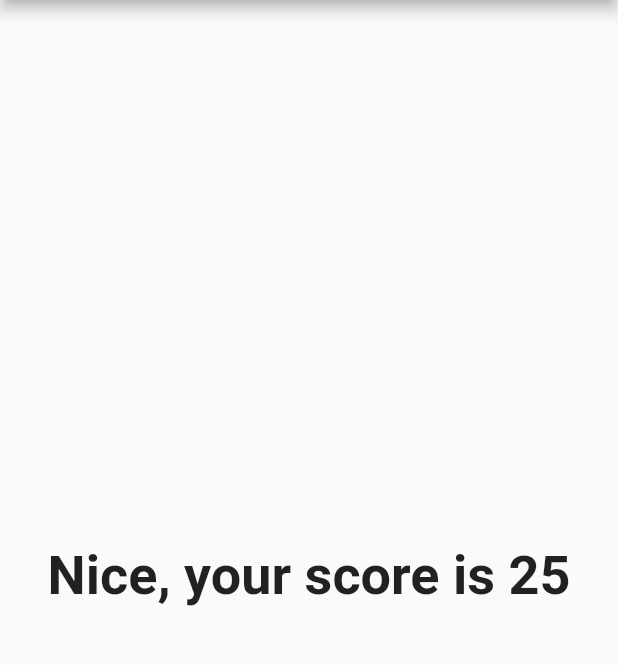
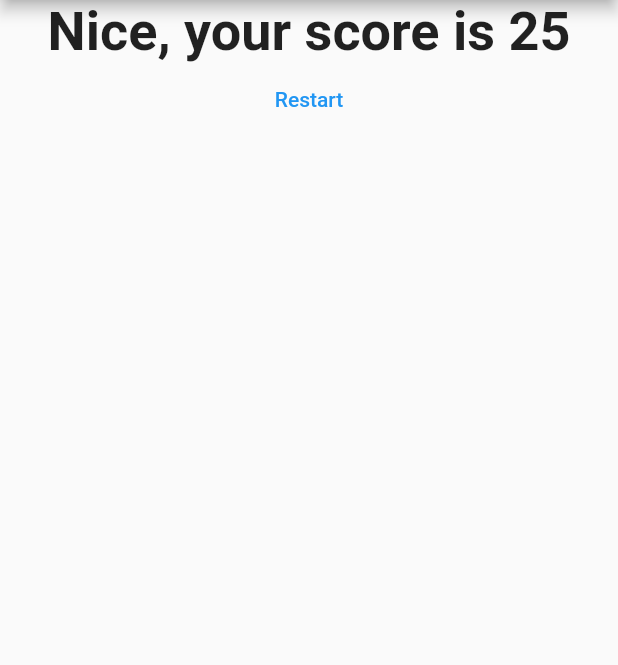
Before and after one commit to florianguyot/flutter_course_1_question_answer, a Flutter app: the screen it shows after launch, after a tap on "Blue", after a tap on "Croco", after a tap on "Spanish", on a phone screen of 412 x 824 dp, the part 84-749 px from its top. Run offline on Flutter 3.47's test engine with Material 2 defaults, Android fonts, the phone set to English and light mode, and no system bars.

Commit message:
clean up

```diff
--- a/lib/main.dart
+++ b/lib/main.dart
@@ -55,6 +55,13 @@ class _MyAppState extends State<MyApp> {
     print(_questionIndex);
   }
 
+  void _resetQuiz() {
+    setState(() {
+      _questionIndex = 0;
+      _totalScore = 0;
+    });
+  }
+
   Widget build(BuildContext context) {
     return MaterialApp(
         home: Scaffold(
@@ -66,7 +73,7 @@ class _MyAppState extends State<MyApp> {
               answerQuestion: _answerQuestion,
               questionIndex: _questionIndex,
               questions: _questions)
-          : Result(_totalScore),
+          : Result(_totalScore, _resetQuiz),
     ));
   }
 }
--- a/lib/result.dart
+++ b/lib/result.dart
@@ -1,25 +1,33 @@
+// ignore_for_file: deprecated_member_use
+
 import 'package:flutter/material.dart';
-import 'package:flutter/src/foundation/key.dart';
-import 'package:flutter/src/widgets/framework.dart';
 
-class Result extends StatefulWidget {
+class Result extends StatelessWidget {
   final int score;
-  const Result(this.score);
+  final VoidCallback resetQuiz;
 
-  @override
-  State<Result> createState() => _ResultState();
-}
+  Result(this.score, this.resetQuiz);
 
-class _ResultState extends State<Result> {
-  String get resultPhrase => "Nice, your score is ${widget.score}";
+  String get resultPhrase => "Nice, your score is $score";
 
   @override
   Widget build(BuildContext context) {
-    return Center(
-        child: Text(
-      resultPhrase,
-      style: TextStyle(fontSize: 36, fontWeight: FontWeight.bold),
-      textAlign: TextAlign.center,
-    ));
+    return Column(
+      children: [
+        Center(
+            child: Text(
+          resultPhrase,
+          style: TextStyle(fontSize: 36, fontWeight: FontWeight.bold),
+          textAlign: TextAlign.center,
+        )),
+        FlatButton(
+          onPressed: resetQuiz,
+          child: Text(
+            "Restart",
+          ),
+          textColor: Colors.blue,
+        )
+      ],
+    );
   }
 }
```
